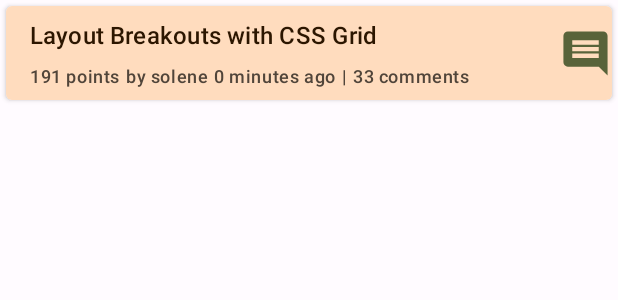
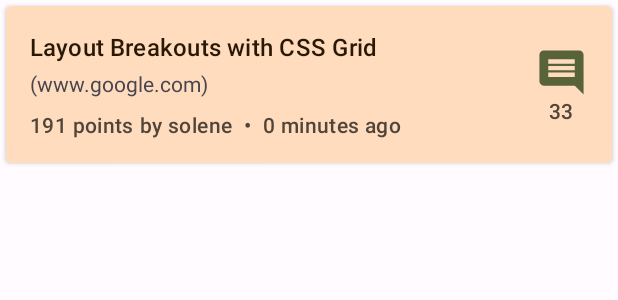
Before and after one commit to aeliusS/HackerNews, an Android app: the layout list_item_news.xml on its own in the app's theme, with its tools: preview values and no code run, on a phone screen of 412 x 824 dp. Shown: the top 300 px of the screen. Run offline under Robolectric (Android 15) with nearby library versions, the phone set to English and light mode, and no system bars; network calls fail.

Commit message:
updated news item recycler layout

```diff
--- a/app/src/main/java/com/example/android/hackernews/utils/BindingAdapters.kt
+++ b/app/src/main/java/com/example/android/hackernews/utils/BindingAdapters.kt
@@ -1,12 +1,16 @@
 package com.example.android.hackernews.utils
 
+import android.util.Log
 import android.view.View
 import android.widget.ImageView
+import android.widget.TextView
 import androidx.databinding.BindingAdapter
 import androidx.recyclerview.widget.RecyclerView
 import com.example.android.hackernews.R
 import com.example.android.hackernews.data.entities.NewsItem
 import com.example.android.hackernews.newslist.NewsListAdapter
+import java.net.MalformedURLException
+import java.net.URI
 
 @BindingAdapter("linkIcon")
 fun bindLinkIconImage(imageView: ImageView, url: String?) {
@@ -27,3 +31,31 @@ fun bindRecyclerView(recyclerView: RecyclerView, data: List<NewsItem>?) {
 fun goneIfNotNull(view: View, data: List<NewsItem>?) {
     view.visibility = if (!data.isNullOrEmpty()) View.GONE else View.VISIBLE
 }
+
+@BindingAdapter("displayURL")
+fun displayURL(textView: TextView, url: String?) {
+    // remove the url view if the url is empty
+    if (url == null) {
+        val visibilityTag = textView.getTag(R.id.visibility_tag)
+        if (visibilityTag == true || visibilityTag == null) {
+            textView.visibility = View.GONE
+            textView.setTag(R.id.visibility_tag, false)
+        }
+        textView.text = ""
+    } else {
+        textView.visibility = View.VISIBLE
+        textView.setTag(R.id.visibility_tag, true)
+        textView.text = getURLString(url)
+    }
+}
+
+fun getURLString(input: String): String {
+    val baseURL: String = try {
+        val url = URI.create(input)
+        url.host
+    } catch (ex: MalformedURLException) {
+        Log.e("BindingAdapters", "Malformed URL found")
+        "~MALFORMED URL~"
+    }
+    return baseURL
+}
--- /dev/null
+++ b/app/src/main/res/layout/list_item_comment_header.xml
@@ -0,0 +1,6 @@
+<?xml version="1.0" encoding="utf-8"?>
+<androidx.constraintlayout.widget.ConstraintLayout xmlns:android="http://schemas.android.com/apk/res/android"
+             android:layout_width="match_parent"
+             android:layout_height="match_parent">
+
+</androidx.constraintlayout.widget.ConstraintLayout>
--- a/app/src/main/res/layout/list_item_news.xml
+++ b/app/src/main/res/layout/list_item_news.xml
@@ -25,7 +25,7 @@
         <androidx.constraintlayout.widget.ConstraintLayout
             android:layout_width="match_parent"
             android:layout_height="wrap_content"
-            android:background="?attr/colorPrimaryContainer"
+            android:background="?attr/colorSecondaryContainer"
             android:onClick="@{() -> clickListener.onClick(newsItem)}">
 
             <TextView
@@ -34,12 +34,26 @@
                 android:layout_width="0dp"
                 android:layout_height="wrap_content"
                 android:layout_marginStart="@dimen/margin_normal"
-                android:layout_marginTop="@dimen/margin_small"
+                android:layout_marginTop="@dimen/margin_normal"
+                android:layout_marginEnd="@dimen/margin_normal"
                 android:text="@{newsItem.titleSpanned}"
                 app:layout_constraintEnd_toStartOf="@+id/linkImage"
                 app:layout_constraintStart_toStartOf="parent"
                 app:layout_constraintTop_toTopOf="parent"
                 tools:text="Layout Breakouts with CSS Grid" />
+
+            <!-- TODO: display base url -->
+
+            <TextView
+                android:id="@+id/urlText"
+                android:layout_width="wrap_content"
+                android:layout_height="wrap_content"
+                android:layout_marginStart="@dimen/margin_normal"
+                android:layout_marginTop="@dimen/margin_extra_small"
+                app:layout_constraintStart_toStartOf="parent"
+                app:layout_constraintTop_toBottomOf="@+id/titleText"
+                app:displayURL="@{newsItem.url}"
+                tools:text="(www.google.com)" />
 
             <TextView
                 android:id="@+id/pointsText"
@@ -48,13 +62,14 @@
                 android:layout_height="wrap_content"
                 android:layout_marginStart="@dimen/margin_normal"
                 android:layout_marginTop="@dimen/margin_small"
-                android:layout_marginBottom="@dimen/margin_small"
+                android:layout_marginBottom="@dimen/margin_normal"
                 android:text='@{String.valueOf(newsItem.score ?? 0) + " points"}'
                 app:layout_constraintBottom_toBottomOf="parent"
                 app:layout_constraintStart_toStartOf="parent"
-                app:layout_constraintTop_toBottomOf="@+id/titleText"
+                app:layout_constraintTop_toBottomOf="@id/urlText"
                 tools:text="191 points" />
 
+            <!-- TODO: modify to auto sizing textview -->
             <TextView
                 android:id="@+id/authorText"
                 style="@style/TextAppearance.BodySmall"
@@ -62,60 +77,59 @@
                 android:layout_height="wrap_content"
                 android:layout_marginStart="@dimen/margin_extra_small"
                 android:layout_marginTop="@dimen/margin_small"
-                android:layout_marginBottom="@dimen/margin_small"
+                android:layout_marginBottom="@dimen/margin_normal"
                 android:text='@{"by " + newsItem.author ?? "~UNKNOWN~"}'
                 app:layout_constraintBottom_toBottomOf="parent"
                 app:layout_constraintStart_toEndOf="@+id/pointsText"
-                app:layout_constraintTop_toBottomOf="@+id/titleText"
+                app:layout_constraintTop_toBottomOf="@id/urlText"
                 tools:text="by solene" />
+
+            <TextView
+                android:id="@+id/dividerBubble"
+                style="@style/TextAppearance.BodySmall"
+                android:layout_width="wrap_content"
+                android:layout_height="wrap_content"
+                android:layout_marginStart="@dimen/margin_small"
+                android:layout_marginTop="@dimen/margin_small"
+                android:layout_marginBottom="@dimen/margin_normal"
+                android:text="@string/divider_bubble"
+                app:layout_constraintBottom_toBottomOf="parent"
+                app:layout_constraintStart_toEndOf="@+id/authorText"
+                app:layout_constraintTop_toBottomOf="@id/urlText" />
 
             <TextView
                 android:id="@+id/timeText"
                 style="@style/TextAppearance.BodySmall"
                 android:layout_width="wrap_content"
                 android:layout_height="wrap_content"
-                android:layout_marginStart="@dimen/margin_extra_small"
+                android:layout_marginStart="@dimen/margin_small"
                 android:layout_marginTop="@dimen/margin_small"
-                android:layout_marginBottom="@dimen/margin_small"
+                android:layout_marginBottom="@dimen/margin_normal"
                 android:text="@{newsItem.timeString}"
                 app:layout_constraintBottom_toBottomOf="parent"
-                app:layout_constraintStart_toEndOf="@+id/authorText"
-                app:layout_constraintTop_toBottomOf="@+id/titleText"
+                app:layout_constraintStart_toEndOf="@+id/dividerBubble"
+                app:layout_constraintTop_toBottomOf="@id/urlText"
                 tools:text="0 minutes ago" />
-
-            <TextView
-                android:id="@+id/dividerText"
-                style="@style/TextAppearance.BodySmall"
-                android:layout_width="wrap_content"
-                android:layout_height="wrap_content"
-                android:layout_marginStart="@dimen/margin_extra_small"
-                android:layout_marginTop="@dimen/margin_small"
-                android:layout_marginBottom="@dimen/margin_small"
-                android:text="@string/divider_text"
-                app:layout_constraintBottom_toBottomOf="parent"
-                app:layout_constraintStart_toEndOf="@+id/timeText"
-                app:layout_constraintTop_toBottomOf="@+id/titleText" />
 
             <TextView
                 android:id="@+id/commentText"
                 style="@style/TextAppearance.BodySmall"
-                android:layout_width="0dp"
+                android:layout_width="wrap_content"
                 android:layout_height="wrap_content"
-                android:layout_marginStart="@dimen/margin_extra_small"
-                android:layout_marginTop="@dimen/margin_small"
-                android:layout_marginEnd="@dimen/margin_small"
-                android:layout_marginBottom="@dimen/margin_small"
-                android:text='@{String.valueOf(newsItem.descendants ?? 0) + " comments"}'
-                app:layout_constraintBottom_toBottomOf="parent"
-                app:layout_constraintEnd_toStartOf="@+id/linkImage"
-                app:layout_constraintStart_toEndOf="@+id/dividerText"
-                app:layout_constraintTop_toBottomOf="@+id/titleText"
-                tools:text="33 comments" />
+                android:layout_marginEnd="@dimen/margin_normal"
+                android:text='@{String.valueOf(newsItem.descendants ?? 0)}'
+                android:translationY="-2dp"
+                app:layout_constraintEnd_toEndOf="parent"
+                app:layout_constraintStart_toStartOf="@+id/linkImage"
+                app:layout_constraintTop_toBottomOf="@+id/linkImage"
+                tools:text="33" />
 
             <ImageView
                 android:id="@+id/linkImage"
                 android:layout_width="wrap_content"
                 android:layout_height="wrap_content"
+                android:layout_marginEnd="@dimen/margin_normal"
+                android:layout_marginBottom="@dimen/margin_normal"
                 android:contentDescription="@string/link_image_description"
                 app:layout_constraintBottom_toBottomOf="parent"
                 app:layout_constraintEnd_toEndOf="parent"
--- /dev/null
+++ b/app/src/main/res/values/id.xml
@@ -0,0 +1,4 @@
+<?xml version="1.0" encoding="utf-8"?>
+<resources>
+    <item name="visibility_tag" type="id" />
+</resources>
--- a/app/src/main/res/values/styles.xml
+++ b/app/src/main/res/values/styles.xml
@@ -1,9 +1,9 @@
 <?xml version="1.0" encoding="utf-8"?>
 <resources>
     <style name="TextAppearance.TitleText" parent="TextAppearance.Material3.TitleMedium">
-        <item name="android:textColor">?attr/colorOnPrimaryContainer</item>
+        <item name="android:textColor">?attr/colorOnSecondaryContainer</item>
     </style>
-    <style name="TextAppearance.BodySmall" parent="TextAppearance.Material3.BodySmall">
+    <style name="TextAppearance.BodySmall" parent="TextAppearance.Material3.BodyMedium">
         <item name="android:textColor">?attr/colorOnSurfaceVariant</item>
         <item name="fontFamily">sans-serif-medium</item>
     </style>
```
